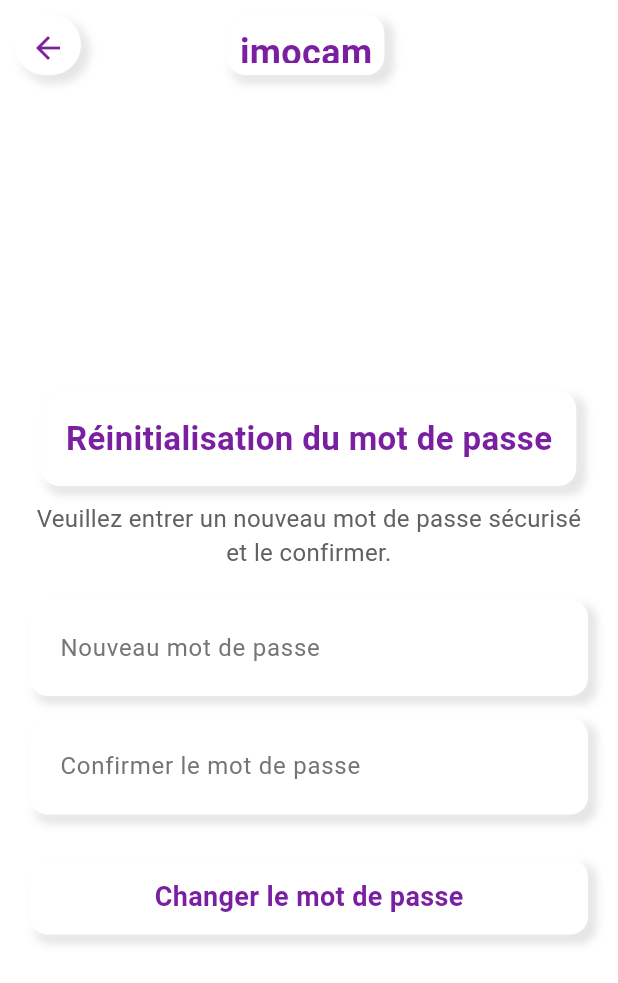
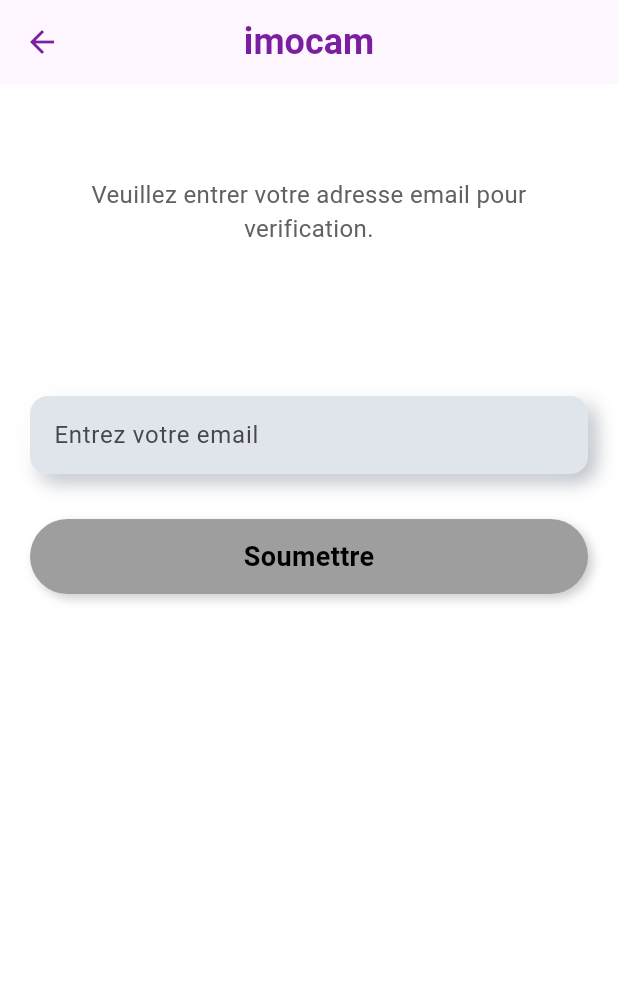
Before and after one commit to gedeonne/ImmoCam, a Flutter app: the ChangePasswordPage screen opened by its route, on a phone screen of 412 x 824 dp. Shown: the top 983 px of the screen. Run offline on Flutter 3.47's test engine with Material 3 defaults, Android fonts, the phone set to English and light mode, and no system bars.

Commit message:
deuxieme mise a jour

```diff
--- a/lib/changeMotDePass.dart
+++ b/lib/changeMotDePass.dart
@@ -1,14 +1,50 @@
 import 'package:flutter/material.dart';
 
+import 'neumorphismTextField.dart';
 
-class ChangePasswordPage extends StatelessWidget {
+
+class ChangePasswordPage extends StatefulWidget {
+  @override
+  State<ChangePasswordPage> createState() => _ChangePasswordPageState();
+}
+
+class _ChangePasswordPageState extends State<ChangePasswordPage> {
+  final TextEditingController emailController = TextEditingController();
+
+  String? email;
+
+  bool isLoading = false;
+
+  bool canSubmit() {
+    bool can = true;
+    if (email == null) can = false;
+    return can;
+  }
+
+
   @override
   Widget build(BuildContext context) {
     return Scaffold(
       backgroundColor: Colors.white, // Fond blanc
-      appBar: NeumorphicAppBar(), // Barre d'applications avec style Neumorphism
+      appBar: AppBar(
+        leading: GestureDetector(
+          onTap: () => Navigator.pop(context),
+          child: Icon(Icons.arrow_back, color: Colors.purple.shade700),
+        ),
+        title: Text(
+          'imocam',
+          style: TextStyle(
+            fontSize: 24,
+            fontWeight: FontWeight.bold,
+            color: Colors.purple.shade700,
+          ),
+        ),
+        centerTitle: true,
+
+      ), // Barre d'applications avec style Neumorphism
       body: Padding(
         padding: EdgeInsets.all(20.0),
+        child: SingleChildScrollView(
           child: Column(
             mainAxisAlignment: MainAxisAlignment.center, // Centre les éléments
             children: [
@@ -19,196 +55,94 @@
                   color: Colors.white,
                   borderRadius: BorderRadius.circular(12),
                   boxShadow: [
-                  BoxShadow(
-                    color: Colors.black.withOpacity(0.1),
-                    spreadRadius: 2,
-                    blurRadius: 4,
-                    offset: Offset(4, 4), // Ombre extérieure
-                  ),
-                  BoxShadow(
-                    color: Colors.white.withOpacity(0.8),
-                    spreadRadius: 2,
-                    blurRadius: 4,
-                    offset: Offset(-4, -4), // Ombre intérieure
-                  ),
                   ],
                 ),
-              child: Text(
-                'Réinitialisation du mot de passe',
-                style: TextStyle(
-                  fontSize: 22,
-                  fontWeight: FontWeight.bold,
-                  color: Colors.purple.shade700,
-                ),
-              ),
+
               ),
               SizedBox(height: 10),
               // Description explicative
               Text(
-              'Veuillez entrer un nouveau mot de passe sécurisé et le confirmer.',
+                'Veuillez entrer votre adresse email pour verification.',
                 textAlign: TextAlign.center,
                 style: TextStyle(fontSize: 16, color: Colors.grey.shade700),
               ),
-            SizedBox(height: 20),
+              SizedBox(height: 100),
               // Champ de texte pour le nouveau mot de passe
-            _buildNeumorphicTextField('Nouveau mot de passe'),
-            SizedBox(height: 15),
-            // Champ de texte pour confirmer le mot de passe
-            _buildNeumorphicTextField('Confirmer le mot de passe'),
-            SizedBox(height: 30),
-            // Bouton pour changer le mot de passe
-            _buildNeumorphicButton(context),
+              NeumorphismTextfield(
+                controller: emailController,
+                hintext: 'Entrez votre email',
+                onChange: (value) {
+                  setState(() {
+                    if (value == ""){
+                      email = null;
+                    }else{
+                      email = value;
+                    }
+
+                  });
+                },
+              ),
+
+              const SizedBox(height: 30),
+              // Bouton Valider
+              GestureDetector(
+                onTap: () {
+                  // Action pour la connexion
+                  if (canSubmit()) {
+                    setState(() {
+                      isLoading = !isLoading;
+                    });
+                    Future.delayed(
+                        Duration(seconds: 3),
+                            () {
+                          setState(() {
+                            isLoading = !isLoading;
+                          });
+                        }
+                    );
+                  }
+                },
+                child: Container(
+                  width: double.infinity,
+                  height: 50,
+                  alignment: Alignment.center,
+                  decoration: BoxDecoration(
+                    color: canSubmit() ? Color(0xFF6A1B9A) : Colors.grey,
+                    borderRadius: BorderRadius.circular(30),
+                    boxShadow: [
+                      const BoxShadow(
+                        color: Colors.white,
+                        offset: Offset(-3, -3),
+                        blurRadius: 5,
+                      ),
+                      BoxShadow(
+                        color: Colors.black.withOpacity(0.2),
+                        offset: const Offset(3, 3),
+                        blurRadius: 5,
+                      ),
                     ],
+                  ),
+                  child: isLoading ? SizedBox(
+                      height: 25,
+                      width: 25,
+                      child: CircularProgressIndicator(
+                        strokeWidth: 4, color: Colors.white,)
+                  ) : Text(
+                    "Soumettre",
+                    style: TextStyle(
+                      fontSize: 18,
+                      fontWeight: FontWeight.bold,
+                      color: canSubmit() ? Colors.white : Colors.black,
+                    ),
+                  ),
+                ),
+              ),
+              const SizedBox(height: 20),
+            ],
+          ),
         ),
       ),
     );
   }
 
-  // Fonction pour construire un champ de texte avec style Neumorphism
-  Widget _buildNeumorphicTextField(String hint) {
-    return Container(
-      padding: EdgeInsets.symmetric(horizontal: 20, vertical: 8),
-      decoration: BoxDecoration(
-        color: Colors.white,
-        borderRadius: BorderRadius.circular(12),
-        boxShadow: [
-          BoxShadow(
-            color: Colors.black.withOpacity(0.1),
-            spreadRadius: 2,
-            blurRadius: 4,
-            offset: Offset(4, 4), // Ombre extérieure
-          ),
-          BoxShadow(
-            color: Colors.white.withOpacity(0.8),
-            spreadRadius: 2,
-            blurRadius: 4,
-            offset: Offset(-4, -4), // Ombre intérieure
-          ),
-        ],
-      ),
-      child: TextField(
-        obscureText: true, // Cache le texte du mot de passe
-        decoration: InputDecoration(
-          border: InputBorder.none, // Pas de bordure
-          hintText: hint, // Texte d'exemple (ex : "Nouveau mot de passe")
-          hintStyle: TextStyle(color: Colors.grey.shade600), // Couleur du texte d'exemple
-        ),
-      ),
-    );
 }
-
-  // Fonction pour créer un bouton avec un effet Neumorphism
-  Widget _buildNeumorphicButton(BuildContext context) {
-    return GestureDetector(
-      onTap: () {
-        // Logique pour changer le mot de passe (à implémenter)
-      },
-      child: Container(
-        padding: EdgeInsets.symmetric(vertical: 12, horizontal: 40),
-        decoration: BoxDecoration(
-          color: Colors.white,
-          borderRadius: BorderRadius.circular(12),
-          boxShadow: [
-            BoxShadow(
-              color: Colors.black.withOpacity(0.1),
-              spreadRadius: 2,
-              blurRadius: 4,
-              offset: Offset(4, 4), // Ombre extérieure
-            ),
-            BoxShadow(
-              color: Colors.white.withOpacity(0.8),
-              spreadRadius: 2,
-              blurRadius: 4,
-              offset: Offset(-4, -4), // Ombre intérieure
-            ),
-          ],
-        ),
-        child: Center(
-          child: Text(
-            'Changer le mot de passe',
-            style: TextStyle(
-              fontSize: 18,
-              color: Colors.purple.shade700, // Couleur violette
-              fontWeight: FontWeight.bold, // Gras
-            ),
-          ),
-        ),
-      ),
-    );
-  }
-}
-
-// Classe pour la barre d'applications avec le logo 'imocam'
-class NeumorphicAppBar extends StatelessWidget implements PreferredSizeWidget {
-  @override
-  Widget build(BuildContext context) {
-    return Padding(
-      padding: const EdgeInsets.all(10.0),
-      child: Row(
-        mainAxisAlignment: MainAxisAlignment.spaceBetween, // Espace entre les éléments
-        children: [
-          // Bouton retour avec effet Neumorphism
-          GestureDetector(
-            onTap: () => Navigator.pop(context),
-            child: Container(
-              padding: EdgeInsets.all(10),
-              decoration: BoxDecoration(
-                color: Colors.white,
-                borderRadius: BorderRadius.circular(30), // Utilisation de borderRadius pour la forme circulaire
-                boxShadow: [
-                  BoxShadow(
-                    color: Colors.black.withOpacity(0.1),
-                    spreadRadius: 2,
-                    blurRadius: 4,
-                    offset: Offset(4, 4), // Ombre extérieure
-                  ),
-                  BoxShadow(
-                    color: Colors.white.withOpacity(0.8),
-                    spreadRadius: 2,
-                    blurRadius: 4,
-                    offset: Offset(-4, -4), // Ombre intérieure
-                  ),
-                ],
-              ),
-              child: Icon(Icons.arrow_back, color: Colors.purple.shade700),
-            ),
-          ),
-          // Texte "imocam" avec style Neumorphism
-          Container(
-            padding: EdgeInsets.all(8),
-            decoration: BoxDecoration(
-              color: Colors.white,
-              borderRadius: BorderRadius.circular(12),
-              boxShadow: [
-                BoxShadow(
-                  color: Colors.black.withOpacity(0.1),
-                  spreadRadius: 2,
-                  blurRadius: 4,
-                  offset: Offset(4, 4), // Ombre extérieure
-                ),
-                BoxShadow(
-                  color: Colors.white.withOpacity(0.8),
-                  spreadRadius: 2,
-                  blurRadius: 4,
-                  offset: Offset(-4, -4), // Ombre intérieure
-                ),
-              ],
-            ),
-            child: Text(
-              'imocam',
-              style: TextStyle(
-                fontSize: 24,
-                fontWeight: FontWeight.bold,
-                color: Colors.purple.shade700,
-              ),
-            ),
-          ),
-          SizedBox(width: 48), // Espacement à droite
-        ],
-      ),
-    );
-  }
-
-  @override
-  Size get preferredSize => Size.fromHeight(60.0);
-}
--- a/lib/signIn.dart
+++ b/lib/signIn.dart
@@ -118,7 +118,11 @@
                 hintext: 'Nom',
                 onChange: (value){
                   setState(() {
-                    name = value;
+                    if (value == ""){
+                      name = null;
+                    }else{
+                      name = value;
+                    }
                   });
                 },
               ),
@@ -131,7 +135,11 @@
                 isPassword: true,
                 onChange: (value){
                   setState(() {
-                    password = value;
+                    if (value == ""){
+                      password = null;
+                    }else{
+                      password = value;
+                    }
                   });
                 },
               ),
--- a/lib/signUpPage.dart
+++ b/lib/signUpPage.dart
@@ -129,7 +129,11 @@
               hintext: 'Nom complet',
               onChange: (value){
                 setState(() {
-                  name = value;
+                  if (value == ""){
+                    name = null;
+                  }else{
+                    name = value;
+                  }
                 });
               },
             ),
@@ -139,7 +143,11 @@
                 hintext: 'Email',
                 onChange: (value){
                   setState(() {
-                    email = value;
+                    if (value == ""){
+                      email = null;
+                    }else{
+                      email = value;
+                    }
                   });
                 },
             ),
@@ -150,7 +158,11 @@
               isPassword: true,
               onChange: (value){
                 setState(() {
-                  password = value;
+                  if (value == ""){
+                    password = null;
+                  }else{
+                    password = value;
+                  }
                 });
               },
             ),
@@ -167,7 +179,11 @@
               hintext: 'Numéro de téléphone',
               onChange: (value){
                 setState(() {
-                  phone = value;
+                  if (value == ""){
+                    phone = null;
+                  }else{
+                    phone = value;
+                  }
                 });
               },
             ),
```
Lines whose indentation alone changed are shown as unchanged.
